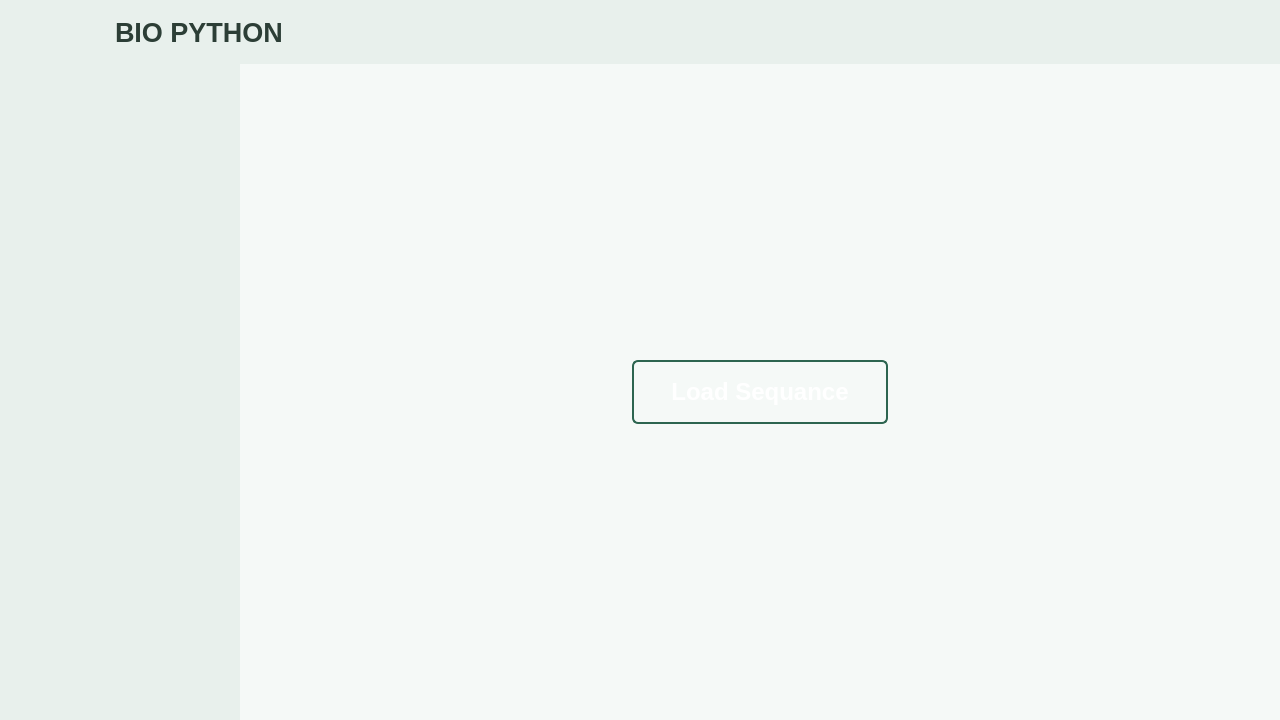
First picture: the form in form.ui, repository Meliani-Mehdi/bioInfo, before the edit.
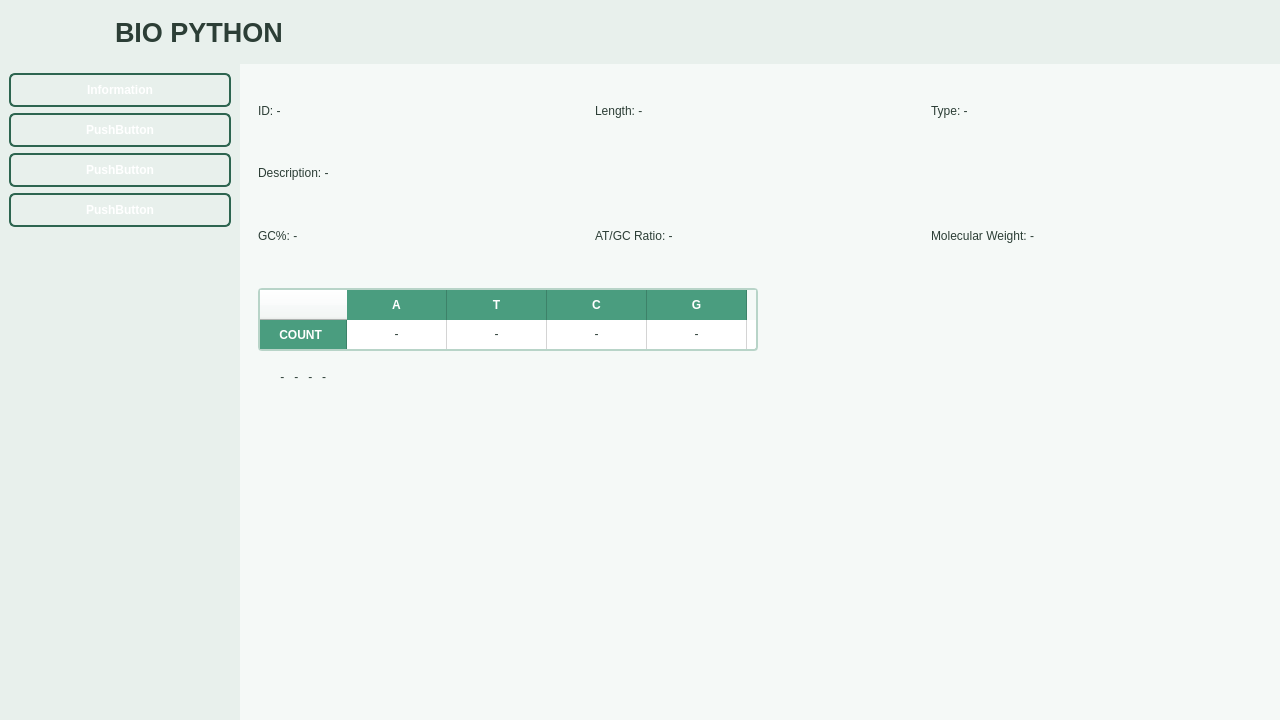
Second picture: the form after the edit. The open tabs and pages were chosen to show the change. Icons and pictures are not drawn.

Commit message: added info window.

Diff of the .ui file:
```diff
--- a/form.ui
+++ b/form.ui
@@ -590,7 +590,14 @@
         </size>
        </property>
        <property name="styleSheet">
-        <string notr="true">background-color: rgb(232, 240, 236);</string>
+        <string notr="true">QWidget {
+    background-color: #e8f0ec;
+}
+
+QPushButton {
+	background-color: qlineargradient(x1:0, y1:0, x2:0, y2:1,
+                                      stop:0 #4a9d7f, stop:1 #3d8269);
+}</string>
        </property>
        <property name="frameShape">
         <enum>QFrame::Shape::StyledPanel</enum>
@@ -598,6 +605,49 @@
        <property name="frameShadow">
         <enum>QFrame::Shadow::Raised</enum>
        </property>
+       <layout class="QVBoxLayout" name="verticalLayout_5">
+        <item>
+         <widget class="QPushButton" name="info_page">
+          <property name="text">
+           <string>Information</string>
+          </property>
+         </widget>
+        </item>
+        <item>
+         <widget class="QPushButton" name="pushButton_2">
+          <property name="text">
+           <string>PushButton</string>
+          </property>
+         </widget>
+        </item>
+        <item>
+         <widget class="QPushButton" name="pushButton_3">
+          <property name="text">
+           <string>PushButton</string>
+          </property>
+         </widget>
+        </item>
+        <item>
+         <widget class="QPushButton" name="pushButton_4">
+          <property name="text">
+           <string>PushButton</string>
+          </property>
+         </widget>
+        </item>
+        <item>
+         <spacer name="verticalSpacer_2">
+          <property name="orientation">
+           <enum>Qt::Orientation::Vertical</enum>
+          </property>
+          <property name="sizeHint" stdset="0">
+           <size>
+            <width>20</width>
+            <height>40</height>
+           </size>
+          </property>
+         </spacer>
+        </item>
+       </layout>
       </widget>
      </item>
      <item>
@@ -611,7 +661,7 @@
           <widget class="QPushButton" name="load_btn">
            <property name="minimumSize">
             <size>
-             <width>256</width>
+             <width>116</width>
              <height>64</height>
             </size>
            </property>
@@ -635,7 +685,254 @@
          </item>
         </layout>
        </widget>
-       <widget class="QWidget" name="page_2"/>
+       <widget class="QWidget" name="info_window">
+        <layout class="QVBoxLayout" name="verticalLayout_2">
+         <item>
+          <widget class="QFrame" name="frame_3">
+           <property name="minimumSize">
+            <size>
+             <width>0</width>
+             <height>200</height>
+            </size>
+           </property>
+           <property name="maximumSize">
+            <size>
+             <width>16777215</width>
+             <height>200</height>
+            </size>
+           </property>
+           <property name="frameShape">
+            <enum>QFrame::Shape::StyledPanel</enum>
+           </property>
+           <property name="frameShadow">
+            <enum>QFrame::Shadow::Raised</enum>
+           </property>
+           <layout class="QVBoxLayout" name="verticalLayout_3">
+            <item>
+             <layout class="QHBoxLayout" name="horizontalLayout_4">
+              <item>
+               <widget class="QLabel" name="id_label">
+                <property name="text">
+                 <string>ID: -</string>
+                </property>
+               </widget>
+              </item>
+              <item>
+               <widget class="QLabel" name="len_label">
+                <property name="text">
+                 <string>Length: -</string>
+                </property>
+               </widget>
+              </item>
+              <item>
+               <widget class="QLabel" name="type_label">
+                <property name="text">
+                 <string>Type: -</string>
+                </property>
+               </widget>
+              </item>
+             </layout>
+            </item>
+            <item>
+             <widget class="QLabel" name="desc_label">
+              <property name="text">
+               <string>Description: -</string>
+              </property>
+             </widget>
+            </item>
+            <item>
+             <layout class="QHBoxLayout" name="horizontalLayout_5">
+              <item>
+               <widget class="QLabel" name="gc_label">
+                <property name="text">
+                 <string>GC%: -</string>
+                </property>
+               </widget>
+              </item>
+              <item>
+               <widget class="QLabel" name="atgc_label">
+                <property name="text">
+                 <string>AT/GC Ratio: -</string>
+                </property>
+               </widget>
+              </item>
+              <item>
+               <widget class="QLabel" name="mw_label">
+                <property name="text">
+                 <string>Molecular Weight: -</string>
+                </property>
+               </widget>
+              </item>
+             </layout>
+            </item>
+           </layout>
+          </widget>
+         </item>
+         <item>
+          <widget class="QFrame" name="frame_4">
+           <property name="frameShape">
+            <enum>QFrame::Shape::StyledPanel</enum>
+           </property>
+           <property name="frameShadow">
+            <enum>QFrame::Shadow::Raised</enum>
+           </property>
+           <layout class="QVBoxLayout" name="verticalLayout_4">
+            <item>
+             <widget class="QTableWidget" name="base_table">
+              <property name="sizePolicy">
+               <sizepolicy hsizetype="Preferred" vsizetype="Preferred">
+                <horstretch>0</horstretch>
+                <verstretch>0</verstretch>
+               </sizepolicy>
+              </property>
+              <property name="minimumSize">
+               <size>
+                <width>500</width>
+                <height>60</height>
+               </size>
+              </property>
+              <property name="maximumSize">
+               <size>
+                <width>500</width>
+                <height>63</height>
+               </size>
+              </property>
+              <property name="verticalScrollBarPolicy">
+               <enum>Qt::ScrollBarPolicy::ScrollBarAlwaysOff</enum>
+              </property>
+              <property name="horizontalScrollBarPolicy">
+               <enum>Qt::ScrollBarPolicy::ScrollBarAlwaysOff</enum>
+              </property>
+              <property name="sizeAdjustPolicy">
+               <enum>QAbstractScrollArea::SizeAdjustPolicy::AdjustToContentsOnFirstShow</enum>
+              </property>
+              <row>
+               <property name="text">
+                <string>    COUNT    </string>
+               </property>
+              </row>
+              <column>
+               <property name="text">
+                <string>A</string>
+               </property>
+              </column>
+              <column>
+               <property name="text">
+                <string>T</string>
+               </property>
+              </column>
+              <column>
+               <property name="text">
+                <string>C</string>
+               </property>
+              </column>
+              <column>
+               <property name="text">
+                <string>G</string>
+               </property>
+              </column>
+              <item row="0" column="0">
+               <property name="text">
+                <string>-</string>
+               </property>
+               <property name="textAlignment">
+                <set>AlignCenter</set>
+               </property>
+               <property name="flags">
+                <set>ItemIsEnabled</set>
+               </property>
+              </item>
+              <item row="0" column="1">
+               <property name="text">
+                <string>-</string>
+               </property>
+               <property name="textAlignment">
+                <set>AlignCenter</set>
+               </property>
+               <property name="flags">
+                <set>ItemIsEnabled</set>
+               </property>
+              </item>
+              <item row="0" column="2">
+               <property name="text">
+                <string>-</string>
+               </property>
+               <property name="textAlignment">
+                <set>AlignCenter</set>
+               </property>
+               <property name="flags">
+                <set>ItemIsEnabled</set>
+               </property>
+              </item>
+              <item row="0" column="3">
+               <property name="text">
+                <string>-</string>
+               </property>
+               <property name="textAlignment">
+                <set>AlignCenter</set>
+               </property>
+               <property name="flags">
+                <set>ItemIsEnabled</set>
+               </property>
+              </item>
+             </widget>
+            </item>
+            <item>
+             <widget class="QScrollArea" name="scrollArea">
+              <property name="minimumSize">
+               <size>
+                <width>0</width>
+                <height>40</height>
+               </size>
+              </property>
+              <property name="maximumSize">
+               <size>
+                <width>16777215</width>
+                <height>40</height>
+               </size>
+              </property>
+              <property name="widgetResizable">
+               <bool>true</bool>
+              </property>
+              <widget class="QWidget" name="scrollAreaWidgetContents">
+               <property name="geometry">
+                <rect>
+                 <x>0</x>
+                 <y>0</y>
+                 <width>996</width>
+                 <height>40</height>
+                </rect>
+               </property>
+               <layout class="QHBoxLayout" name="horizontalLayout_6">
+                <item>
+                 <widget class="QLabel" name="sequence_view">
+                  <property name="text">
+                   <string>    -   -   -   -</string>
+                  </property>
+                 </widget>
+                </item>
+               </layout>
+              </widget>
+             </widget>
+            </item>
+            <item>
+             <spacer name="verticalSpacer">
+              <property name="orientation">
+               <enum>Qt::Orientation::Vertical</enum>
+              </property>
+              <property name="sizeHint" stdset="0">
+               <size>
+                <width>20</width>
+                <height>40</height>
+               </size>
+              </property>
+             </spacer>
+            </item>
+           </layout>
+          </widget>
+         </item>
+        </layout>
+       </widget>
       </widget>
      </item>
     </layout>
```
Left out of the diff: 7 changed lines with no effect on the pictures. The commit also changes 3 other files.
